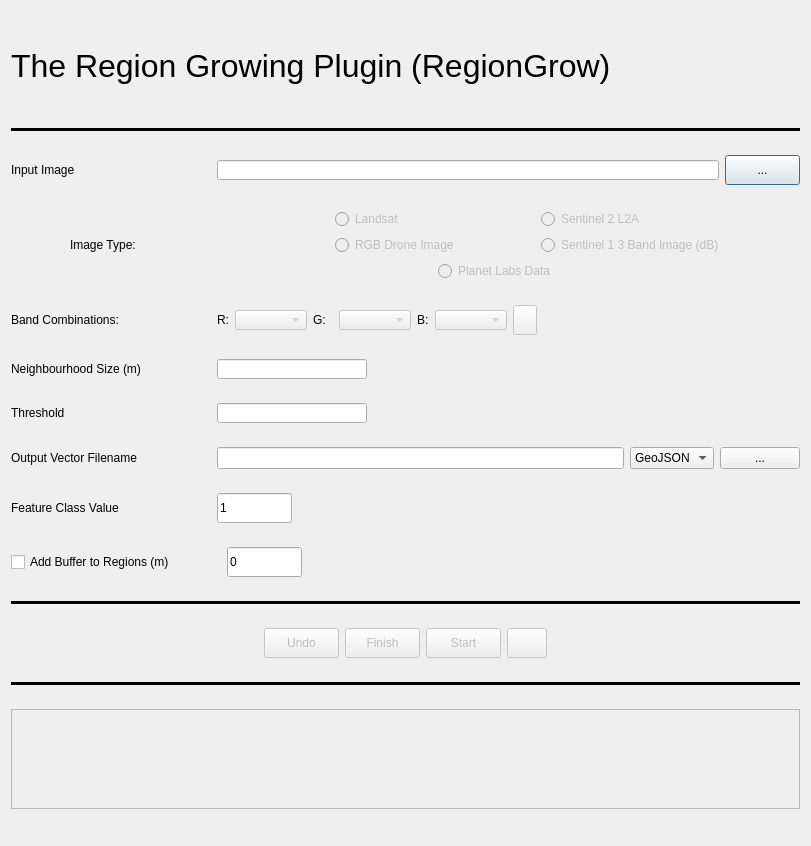
The window that region_grow/region_grow_dialog_base.ui (gro5-AberUni/RegionGrow) describes before a commit, drawn with Qt 5.
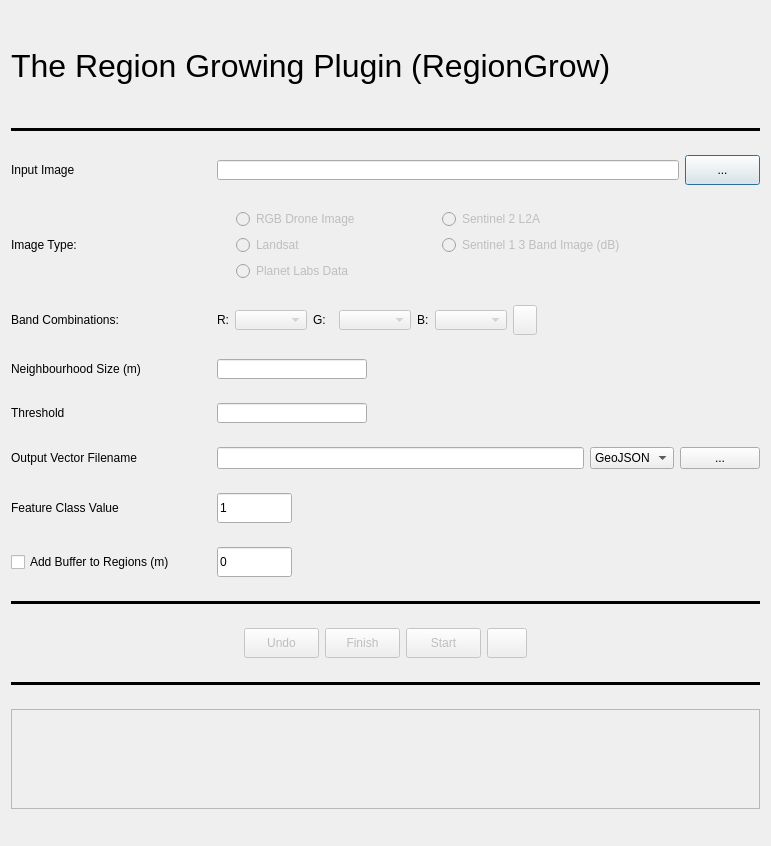
The same window after the commit. Icons and pictures are not drawn.

```diff
--- a/region_grow/region_grow_dialog_base.ui
+++ b/region_grow/region_grow_dialog_base.ui
@@ -6,7 +6,7 @@
    <rect>
     <x>0</x>
     <y>0</y>
-    <width>811</width>
+    <width>771</width>
     <height>846</height>
    </rect>
   </property>
@@ -203,7 +203,7 @@
     </layout>
    </item>
    <item>
-    <layout class="QHBoxLayout" name="imgType">
+    <layout class="QHBoxLayout" name="horizontalLayout">
      <item>
       <widget class="QLabel" name="label_7">
        <property name="sizePolicy">
@@ -214,13 +214,13 @@
        </property>
        <property name="minimumSize">
         <size>
-         <width>200</width>
+         <width>100</width>
          <height>20</height>
         </size>
        </property>
        <property name="maximumSize">
         <size>
-         <width>200</width>
+         <width>100</width>
          <height>20</height>
         </size>
        </property>
@@ -230,35 +230,21 @@
       </widget>
      </item>
      <item>
-      <layout class="QVBoxLayout" name="verticalLayout_2">
-       <item>
-        <layout class="QHBoxLayout" name="horizontalLayout_2">
-         <item>
-          <widget class="QRadioButton" name="imgTypeLS">
-           <property name="enabled">
-            <bool>false</bool>
-           </property>
-           <property name="minimumSize">
+      <spacer name="horizontalSpacer_2">
+       <property name="orientation">
+        <enum>Qt::Horizontal</enum>
+       </property>
+       <property name="sizeHint" stdset="0">
             <size>
-             <width>200</width>
-             <height>0</height>
-            </size>
-           </property>
-           <property name="maximumSize">
-            <size>
-             <width>200</width>
-             <height>16777215</height>
-            </size>
-           </property>
-           <property name="text">
-            <string>Landsat</string>
-           </property>
-           <attribute name="buttonGroup">
-            <string notr="true">imageTypeGp</string>
-           </attribute>
-          </widget>
+         <width>30</width>
+         <height>20</height>
+        </size>
+       </property>
+      </spacer>
          </item>
          <item>
+      <layout class="QGridLayout" name="gridLayout">
+       <item row="0" column="1">
           <widget class="QRadioButton" name="imgTypeS2">
            <property name="enabled">
             <bool>false</bool>
@@ -284,91 +270,9 @@
            <property name="text">
             <string>Sentinel 2 L2A</string>
            </property>
-           <attribute name="buttonGroup">
-            <string notr="true">imageTypeGp</string>
-           </attribute>
-          </widget>
-         </item>
-        </layout>
-       </item>
-       <item>
-        <layout class="QHBoxLayout" name="horizontalLayout">
-         <item>
-          <widget class="QRadioButton" name="imgTypeDrone">
-           <property name="enabled">
-            <bool>false</bool>
-           </property>
-           <property name="sizePolicy">
-            <sizepolicy hsizetype="Fixed" vsizetype="Fixed">
-             <horstretch>0</horstretch>
-             <verstretch>0</verstretch>
-            </sizepolicy>
-           </property>
-           <property name="minimumSize">
-            <size>
-             <width>200</width>
-             <height>0</height>
-            </size>
-           </property>
-           <property name="maximumSize">
-            <size>
-             <width>200</width>
-             <height>16777215</height>
-            </size>
-           </property>
-           <property name="autoFillBackground">
-            <bool>false</bool>
-           </property>
-           <property name="text">
-            <string>RGB Drone Image</string>
-           </property>
-           <property name="checkable">
-            <bool>true</bool>
-           </property>
-           <property name="checked">
-            <bool>false</bool>
-           </property>
-           <attribute name="buttonGroup">
-            <string notr="true">imageTypeGp</string>
-           </attribute>
-          </widget>
-         </item>
-         <item>
-          <widget class="QRadioButton" name="imgTypeRadar">
-           <property name="enabled">
-            <bool>false</bool>
-           </property>
-           <property name="sizePolicy">
-            <sizepolicy hsizetype="Fixed" vsizetype="Fixed">
-             <horstretch>0</horstretch>
-             <verstretch>0</verstretch>
-            </sizepolicy>
-           </property>
-           <property name="minimumSize">
-            <size>
-             <width>200</width>
-             <height>0</height>
-            </size>
-           </property>
-           <property name="maximumSize">
-            <size>
-             <width>200</width>
-             <height>16777215</height>
-            </size>
-           </property>
-           <property name="text">
-            <string>Sentinel 1 3 Band Image (dB)</string>
-           </property>
-           <attribute name="buttonGroup">
-            <string notr="true">imageTypeGp</string>
-           </attribute>
-          </widget>
-         </item>
-        </layout>
-       </item>
-       <item>
-        <layout class="QHBoxLayout" name="horizontalLayout_3">
-         <item>
+        </widget>
+       </item>
+       <item row="4" column="0">
           <widget class="QRadioButton" name="imgTypePnt">
            <property name="enabled">
             <bool>false</bool>
@@ -388,15 +292,104 @@
            <property name="text">
             <string>Planet Labs Data</string>
            </property>
-           <attribute name="buttonGroup">
-            <string notr="true">imageTypeGp</string>
-           </attribute>
-          </widget>
-         </item>
-        </layout>
+        </widget>
+       </item>
+       <item row="3" column="1">
+        <widget class="QRadioButton" name="imgTypeRadar">
+         <property name="enabled">
+          <bool>false</bool>
+         </property>
+         <property name="sizePolicy">
+          <sizepolicy hsizetype="Fixed" vsizetype="Fixed">
+           <horstretch>0</horstretch>
+           <verstretch>0</verstretch>
+          </sizepolicy>
+         </property>
+         <property name="minimumSize">
+          <size>
+           <width>200</width>
+           <height>0</height>
+          </size>
+         </property>
+         <property name="maximumSize">
+          <size>
+           <width>200</width>
+           <height>16777215</height>
+          </size>
+         </property>
+         <property name="text">
+          <string>Sentinel 1 3 Band Image (dB)</string>
+         </property>
+        </widget>
        </item>
+       <item row="0" column="0">
+        <widget class="QRadioButton" name="imgTypeDrone">
+         <property name="enabled">
+          <bool>false</bool>
+         </property>
+         <property name="sizePolicy">
+          <sizepolicy hsizetype="Fixed" vsizetype="Fixed">
+           <horstretch>0</horstretch>
+           <verstretch>0</verstretch>
+          </sizepolicy>
+         </property>
+         <property name="minimumSize">
+          <size>
+           <width>200</width>
+           <height>0</height>
+          </size>
+         </property>
+         <property name="maximumSize">
+          <size>
+           <width>200</width>
+           <height>16777215</height>
+          </size>
+         </property>
+         <property name="text">
+          <string>RGB Drone Image</string>
+         </property>
+        </widget>
+       </item>
+       <item row="3" column="0">
+        <widget class="QRadioButton" name="imgTypeLS">
+         <property name="enabled">
+          <bool>false</bool>
+         </property>
+         <property name="minimumSize">
+          <size>
+           <width>200</width>
+           <height>0</height>
+          </size>
+         </property>
+         <property name="maximumSize">
+          <size>
+           <width>200</width>
+           <height>16777215</height>
+          </size>
+         </property>
+         <property name="text">
+          <string>Landsat</string>
+         </property>
+        </widget>
+       </item>
       </layout>
      </item>
+     <item>
+      <spacer name="horizontalSpacer_17">
+       <property name="orientation">
+        <enum>Qt::Horizontal</enum>
+       </property>
+       <property name="sizeType">
+        <enum>QSizePolicy::MinimumExpanding</enum>
+       </property>
+       <property name="sizeHint" stdset="0">
+        <size>
+         <width>10</width>
+         <height>20</height>
+        </size>
+       </property>
+      </spacer>
+     </item>
     </layout>
    </item>
    <item>
@@ -826,7 +819,7 @@
        </property>
        <property name="minimumSize">
         <size>
-         <width>210</width>
+         <width>200</width>
          <height>0</height>
         </size>
        </property>
```
Left out of the diff: 3 changed lines with no effect on the pictures. Lines whose indentation alone changed are shown as unchanged.
